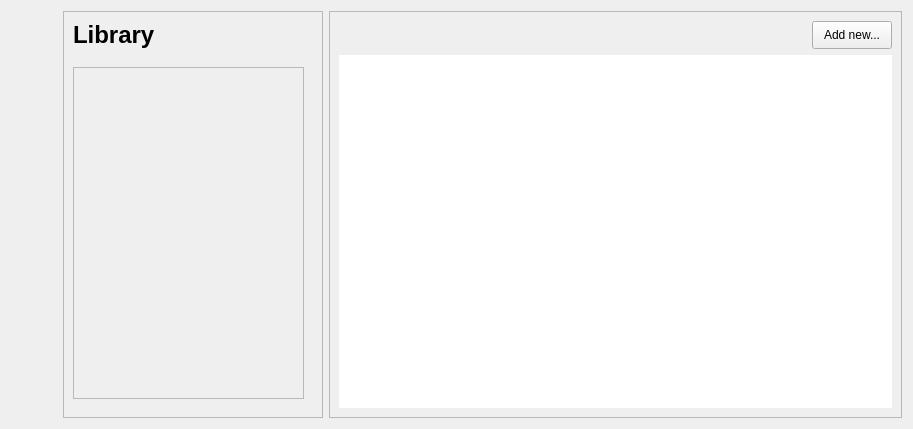
The window that VGTrackerDesktop/library.ui (davidAzr/VGTrackerDesktop) describes before a commit, drawn with Qt 5.
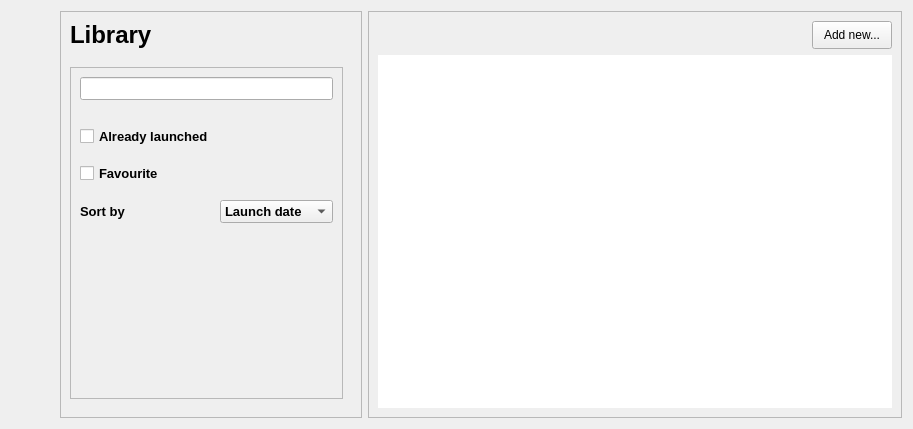
The same window after the commit.

Commit message: Added filters elements and style to library

Diff of the .ui file:
```diff
--- a/VGTrackerDesktop/library.ui
+++ b/VGTrackerDesktop/library.ui
@@ -224,6 +224,163 @@
         <property name="class" stdset="0">
          <string>searchFiltersHolder</string>
         </property>
+        <layout class="QGridLayout" name="gridLayout_4">
+         <item row="3" column="0">
+          <spacer name="verticalSpacer_3">
+           <property name="orientation">
+            <enum>Qt::Vertical</enum>
+           </property>
+           <property name="sizeType">
+            <enum>QSizePolicy::Fixed</enum>
+           </property>
+           <property name="sizeHint" stdset="0">
+            <size>
+             <width>20</width>
+             <height>10</height>
+            </size>
+           </property>
+          </spacer>
+         </item>
+         <item row="0" column="0" colspan="2">
+          <widget class="QLineEdit" name="le_searchBar">
+           <property name="font">
+            <font>
+             <pointsize>10</pointsize>
+             <weight>75</weight>
+             <bold>true</bold>
+            </font>
+           </property>
+           <property name="class" stdset="0">
+            <string>filtersLineEdit</string>
+           </property>
+          </widget>
+         </item>
+         <item row="7" column="1">
+          <spacer name="verticalSpacer">
+           <property name="orientation">
+            <enum>Qt::Vertical</enum>
+           </property>
+           <property name="sizeHint" stdset="0">
+            <size>
+             <width>20</width>
+             <height>40</height>
+            </size>
+           </property>
+          </spacer>
+         </item>
+         <item row="4" column="0">
+          <widget class="QCheckBox" name="ck_favourite">
+           <property name="font">
+            <font>
+             <pointsize>10</pointsize>
+             <weight>75</weight>
+             <bold>true</bold>
+            </font>
+           </property>
+           <property name="text">
+            <string>Favourite</string>
+           </property>
+           <property name="class" stdset="0">
+            <string>filtersCheckBox</string>
+           </property>
+          </widget>
+         </item>
+         <item row="6" column="0">
+          <widget class="QLabel" name="lb_order">
+           <property name="font">
+            <font>
+             <pointsize>10</pointsize>
+             <weight>75</weight>
+             <bold>true</bold>
+            </font>
+           </property>
+           <property name="text">
+            <string>Sort by</string>
+           </property>
+           <property name="class" stdset="0">
+            <string>filtersLabel</string>
+           </property>
+          </widget>
+         </item>
+         <item row="1" column="0">
+          <spacer name="verticalSpacer_2">
+           <property name="orientation">
+            <enum>Qt::Vertical</enum>
+           </property>
+           <property name="sizeType">
+            <enum>QSizePolicy::Fixed</enum>
+           </property>
+           <property name="sizeHint" stdset="0">
+            <size>
+             <width>20</width>
+             <height>20</height>
+            </size>
+           </property>
+          </spacer>
+         </item>
+         <item row="6" column="1">
+          <widget class="QComboBox" name="cb_order">
+           <property name="font">
+            <font>
+             <pointsize>10</pointsize>
+             <weight>75</weight>
+             <bold>true</bold>
+            </font>
+           </property>
+           <property name="class" stdset="0">
+            <string>filtersComboBox</string>
+           </property>
+           <item>
+            <property name="text">
+             <string>Launch date</string>
+            </property>
+           </item>
+           <item>
+            <property name="text">
+             <string>Addition date</string>
+            </property>
+           </item>
+           <item>
+            <property name="text">
+             <string>Alphabetic</string>
+            </property>
+           </item>
+          </widget>
+         </item>
+         <item row="2" column="0">
+          <widget class="QCheckBox" name="ck_launched">
+           <property name="font">
+            <font>
+             <pointsize>10</pointsize>
+             <weight>75</weight>
+             <bold>true</bold>
+            </font>
+           </property>
+           <property name="text">
+            <string>Already launched</string>
+           </property>
+           <property name="class" stdset="0">
+            <string>filtersCheckBox</string>
+           </property>
+          </widget>
+         </item>
+         <item row="5" column="0">
+          <spacer name="verticalSpacer_4">
+           <property name="orientation">
+            <enum>Qt::Vertical</enum>
+           </property>
+           <property name="sizeType">
+            <enum>QSizePolicy::Fixed</enum>
+           </property>
+           <property name="sizeHint" stdset="0">
+            <size>
+             <width>20</width>
+             <height>10</height>
+            </size>
+           </property>
+          </spacer>
+         </item>
+        </layout>
        </widget>
       </item>
      </layout>
```
The commit also changes 2 other files.
